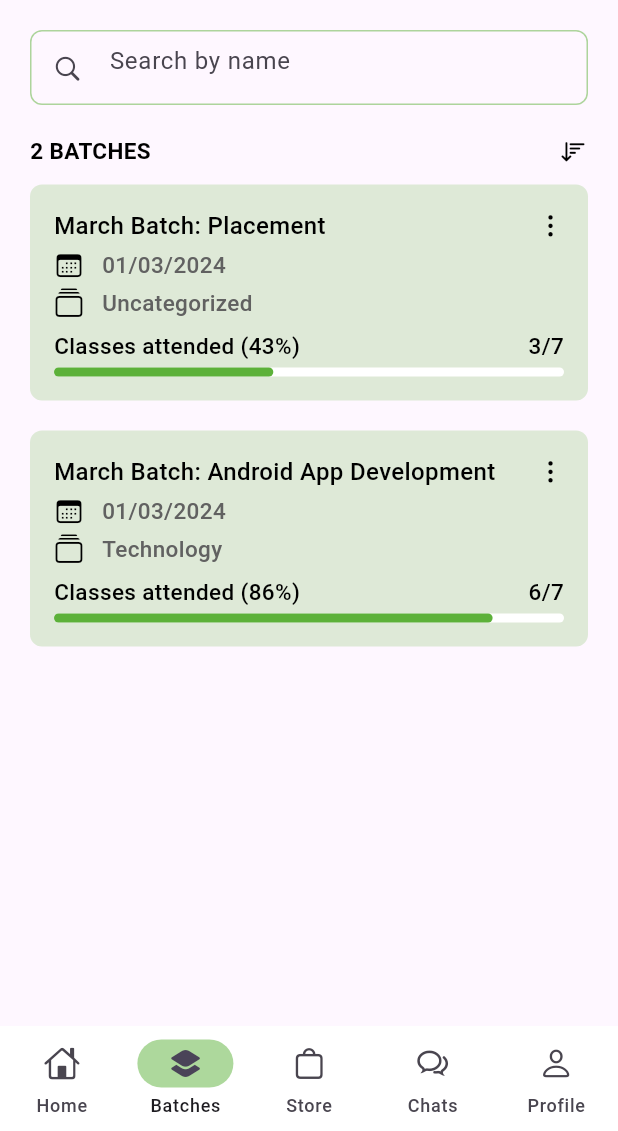
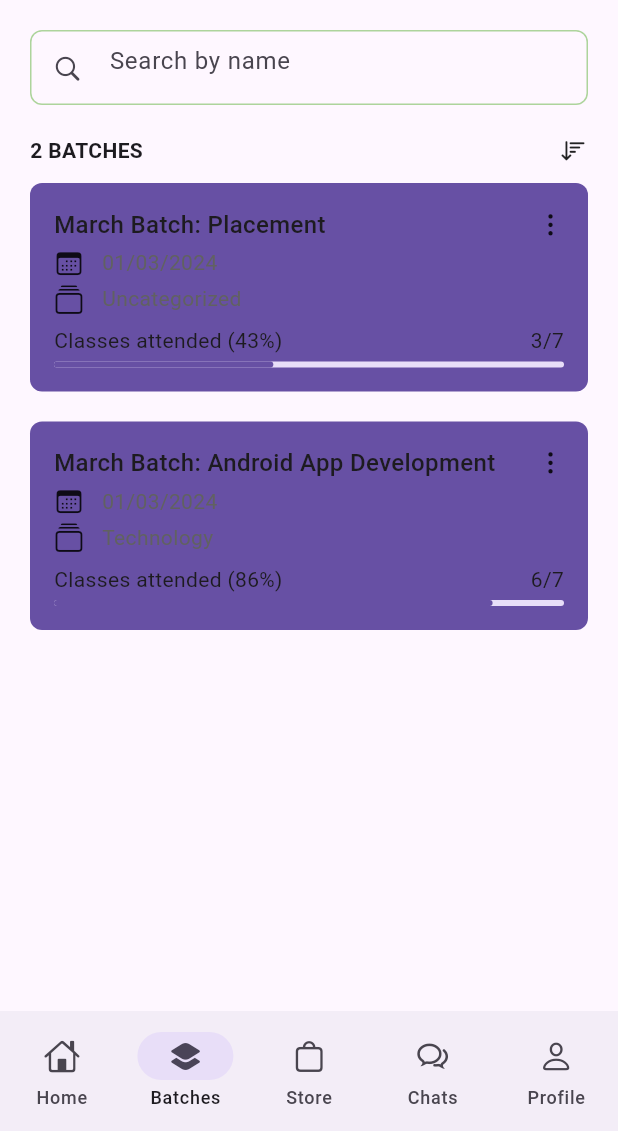
Before and after one commit to iamkartiknayak/Flutter_Redesign_Pregrad_Campus, a Flutter app: the screen it shows after launch, item 2 of the bottom bar chosen, on a phone screen of 412 x 824 dp, the part 105-1236 px from its top. Run offline on Flutter 3.47's test engine with Material 3 defaults, Android fonts, the phone set to English and light mode, and no system bars.

Commit message:
Refactor: Moved theme to separate file

```diff
--- a/lib/main.dart
+++ b/lib/main.dart
@@ -1,6 +1,6 @@
 import 'package:flutter/material.dart';
 
-import './constants.dart';
+import './theme.dart';
 import './bottom_navbar.dart';
 
 void main() => runApp(const PregradCampusApp());
@@ -13,74 +13,8 @@ class PregradCampusApp extends StatelessWidget {
     return MaterialApp(
       title: 'Pregrad Campus App',
       debugShowCheckedModeBanner: false,
-      theme: ThemeData.light().copyWith(
-        primaryColor: kAccentColor.withOpacity(0.2),
-        navigationBarTheme: NavigationBarThemeData(
-          height: 70,
-          indicatorColor: kAccentColor.withOpacity(0.5),
-          backgroundColor: Colors.white,
-          surfaceTintColor: Colors.white,
-          elevation: 8,
-        ),
-        floatingActionButtonTheme: const FloatingActionButtonThemeData(
-          backgroundColor: Colors.black,
-        ),
-        progressIndicatorTheme: const ProgressIndicatorThemeData(
-          linearTrackColor: Colors.white,
-          color: kAccentColor,
-          linearMinHeight: 6,
-        ),
-        iconTheme: const IconThemeData(
-          color: Colors.black,
-        ),
-        textTheme: TextTheme(
-          bodyMedium: const TextStyle(
-            fontSize: 15,
-            color: Colors.black,
-            fontWeight: FontWeight.w500,
-            overflow: TextOverflow.ellipsis,
-          ),
-          bodySmall: TextStyle(
-            fontSize: 13,
-            color: Colors.grey.shade700,
-            overflow: TextOverflow.ellipsis,
-          ),
-        ),
-      ),
-      darkTheme: ThemeData.dark().copyWith(
-        scaffoldBackgroundColor: Colors.black,
-        primaryColor: kAccentColor.withOpacity(0.4),
-        navigationBarTheme: NavigationBarThemeData(
-          height: 70,
-          indicatorColor: kAccentColor.withOpacity(0.4),
-          backgroundColor: Colors.black,
-          surfaceTintColor: Colors.black,
-          elevation: 8,
-        ),
-        floatingActionButtonTheme: const FloatingActionButtonThemeData(
-          backgroundColor: Colors.black,
-        ),
-        progressIndicatorTheme: const ProgressIndicatorThemeData(
-          linearTrackColor: Colors.white,
-          color: kAccentColor,
-          linearMinHeight: 6,
-        ),
-        iconTheme: const IconThemeData(
-          color: Colors.white,
-        ),
-        textTheme: TextTheme(
-          bodyMedium: const TextStyle(
-            fontSize: 15,
-            fontWeight: FontWeight.w500,
-            overflow: TextOverflow.ellipsis,
-          ),
-          bodySmall: TextStyle(
-            fontSize: 13,
-            color: Colors.grey.shade400,
-            overflow: TextOverflow.ellipsis,
-          ),
-        ),
-      ),
+      theme: AppTheme.lightTheme,
+      darkTheme: AppTheme.darkTheme,
       home: const BottomNavbar(),
     );
   }
```
